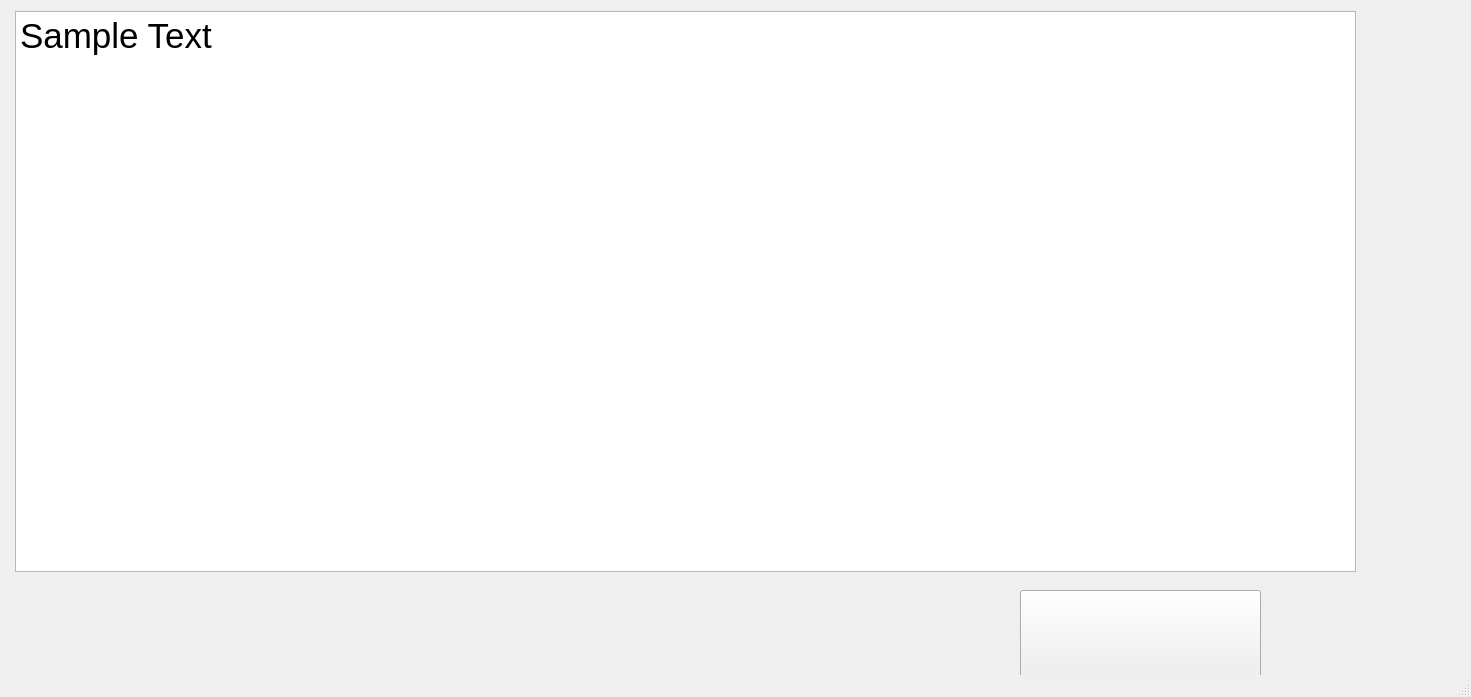
Qt form ui/ocrOutput.ui (Ajju2211/Pic2Text) before a commit.
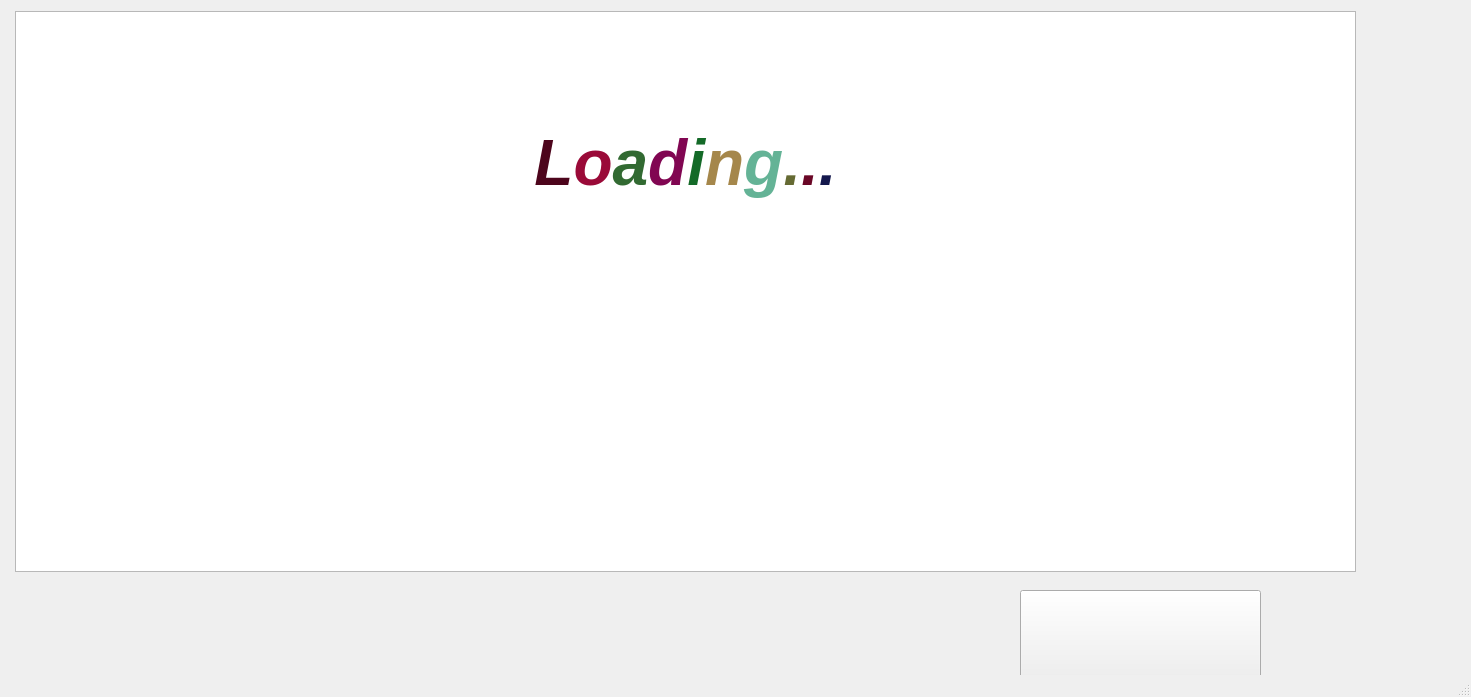
The same form after that commit. Icons and pictures are not drawn.

Diff of the .ui file:
```diff
--- a/ui/ocrOutput.ui
+++ b/ui/ocrOutput.ui
@@ -59,7 +59,7 @@
      </size>
     </property>
    </widget>
-   <widget class="QTextBrowser" name="textBrowser">
+   <widget class="QTextEdit" name="textEdit">
     <property name="geometry">
      <rect>
       <x>15</x>
@@ -68,12 +68,17 @@
       <height>561</height>
      </rect>
     </property>
+    <property name="readOnly">
+     <bool>true</bool>
+    </property>
     <property name="html">
      <string>&lt;!DOCTYPE HTML PUBLIC &quot;-//W3C//DTD HTML 4.0//EN&quot; &quot;http://www.w3.org/TR/REC-html40/strict.dtd&quot;&gt;
 &lt;html&gt;&lt;head&gt;&lt;meta name=&quot;qrichtext&quot; content=&quot;1&quot; /&gt;&lt;style type=&quot;text/css&quot;&gt;
 p, li { white-space: pre-wrap; }
 &lt;/style&gt;&lt;/head&gt;&lt;body style=&quot; font-family:'MS Shell Dlg 2'; font-size:8.25pt; font-weight:400; font-style:normal;&quot;&gt;
-&lt;p style=&quot; margin-top:0px; margin-bottom:0px; margin-left:0px; margin-right:0px; -qt-block-indent:0; text-indent:0px;&quot;&gt;&lt;span style=&quot; font-size:26pt;&quot;&gt;Sample Text&lt;/span&gt;&lt;/p&gt;&lt;/body&gt;&lt;/html&gt;</string>
+&lt;p align=&quot;center&quot; style=&quot;-qt-paragraph-type:empty; margin-top:12px; margin-bottom:12px; margin-left:0px; margin-right:0px; -qt-block-indent:0; text-indent:0px;&quot;&gt;&lt;br /&gt;&lt;/p&gt;
+&lt;p align=&quot;center&quot; style=&quot;-qt-paragraph-type:empty; margin-top:12px; margin-bottom:12px; margin-left:0px; margin-right:0px; -qt-block-indent:0; text-indent:0px; font-size:48pt; font-weight:600; font-style:italic; color:#4d051c; vertical-align:middle;&quot;&gt;&lt;br /&gt;&lt;/p&gt;
+&lt;p align=&quot;center&quot; style=&quot; margin-top:12px; margin-bottom:12px; margin-left:0px; margin-right:0px; -qt-block-indent:0; text-indent:0px;&quot;&gt;&lt;span style=&quot; font-size:48pt; font-weight:600; font-style:italic; color:#4d051c; vertical-align:middle;&quot;&gt;L&lt;/span&gt;&lt;span style=&quot; font-size:48pt; font-weight:600; font-style:italic; color:#9a0a38; vertical-align:middle;&quot;&gt;o&lt;/span&gt;&lt;span style=&quot; font-size:48pt; font-weight:600; font-style:italic; color:#326a32; vertical-align:middle;&quot;&gt;a&lt;/span&gt;&lt;span style=&quot; font-size:48pt; font-weight:600; font-style:italic; color:#810652; vertical-align:middle;&quot;&gt;d&lt;/span&gt;&lt;span style=&quot; font-size:48pt; font-weight:600; font-style:italic; color:#146a28; vertical-align:middle;&quot;&gt;i&lt;/span&gt;&lt;span style=&quot; font-size:48pt; font-weight:600; font-style:italic; color:#a5874b; vertical-align:middle;&quot;&gt;n&lt;/span&gt;&lt;span style=&quot; font-size:48pt; font-weight:600; font-style:italic; color:#64b396; vertical-align:middle;&quot;&gt;g&lt;/span&gt;&lt;span style=&quot; font-size:48pt; font-weight:600; font-style:italic; color:#656a33; vertical-align:middle;&quot;&gt;.&lt;/span&gt;&lt;span style=&quot; font-size:48pt; font-weight:600; font-style:italic; color:#6a0726; vertical-align:middle;&quot;&gt;.&lt;/span&gt;&lt;span style=&quot; font-size:48pt; font-weight:600; font-style:italic; color:#14184d; vertical-align:middle;&quot;&gt;.&lt;/span&gt;&lt;/p&gt;&lt;/body&gt;&lt;/html&gt;</string>
     </property>
     <property name="overwriteMode">
      <bool>true</bool>
```
Left out of the diff: 41 changed lines with no effect on the pictures.
